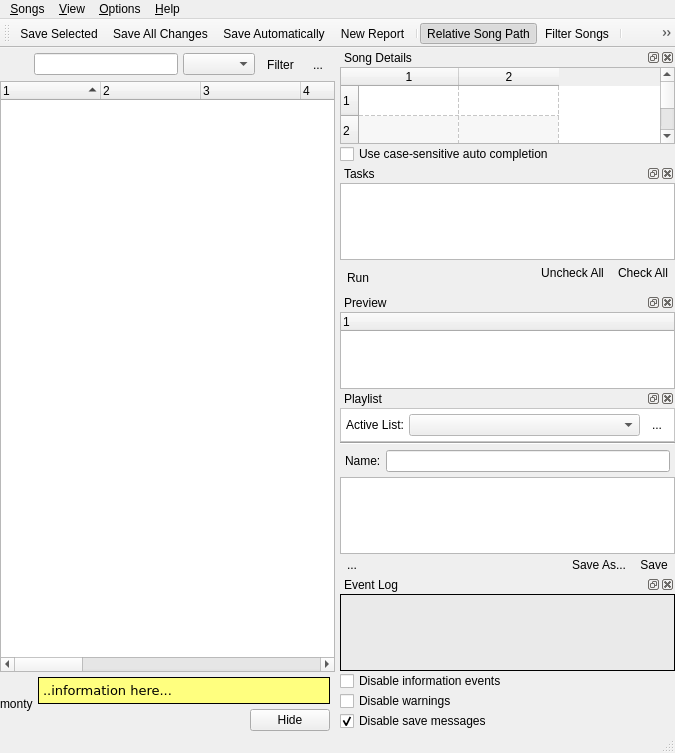
Before: the Qt Designer form uman/src/QUMainWindow.ui in UltraStar-Deluxe/UltraStar-Manager, drawn with Qt 5.
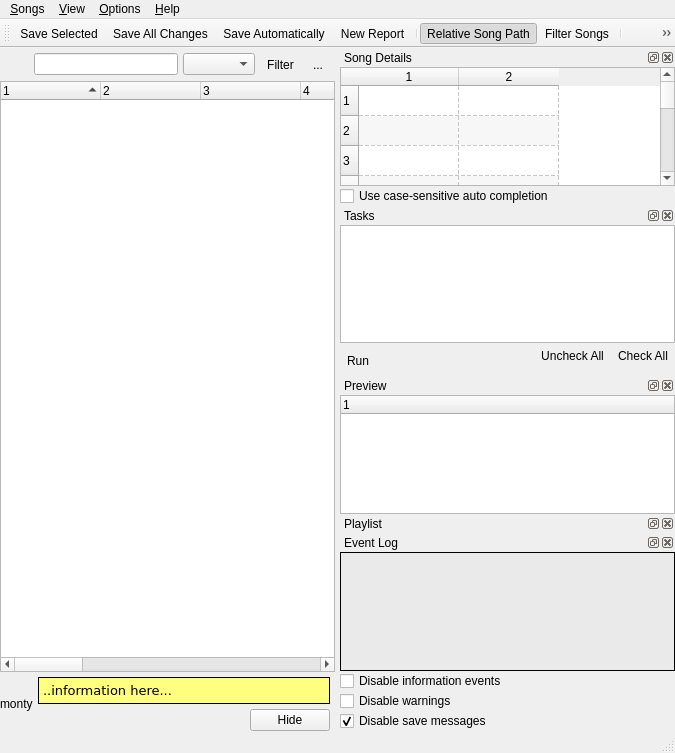
After: the same form once the commit is applied. Icons and pictures are not drawn. Custom widgets are drawn as their Qt base class.

Commit message: playlist code extracted from main window to playlist area

Diff of the .ui file:
```diff
--- a/uman/src/QUMainWindow.ui
+++ b/uman/src/QUMainWindow.ui
@@ -28,7 +28,7 @@
      <height>684</height>
     </rect>
    </property>
-   <layout class="QHBoxLayout" name="horizontalLayout" >
+   <layout class="QHBoxLayout" name="horizontalLayout_2" >
     <property name="spacing" >
      <number>0</number>
     </property>
@@ -458,7 +458,7 @@
              <x>0</x>
              <y>22</y>
              <width>329</width>
-             <height>89</height>
+             <height>126</height>
             </rect>
            </property>
            <layout class="QVBoxLayout" >
@@ -566,7 +566,7 @@
              <x>0</x>
              <y>22</y>
              <width>329</width>
-             <height>115</height>
+             <height>151</height>
             </rect>
            </property>
            <layout class="QVBoxLayout" >
@@ -735,7 +735,7 @@
              <x>0</x>
              <y>22</y>
              <width>329</width>
-             <height>71</height>
+             <height>108</height>
             </rect>
            </property>
            <layout class="QVBoxLayout" name="verticalLayout" >
@@ -778,10 +778,10 @@
              <x>0</x>
              <y>22</y>
              <width>329</width>
-             <height>164</height>
+             <height>16</height>
             </rect>
            </property>
-           <layout class="QVBoxLayout" name="verticalLayout_2" >
+           <layout class="QHBoxLayout" name="horizontalLayout" >
             <property name="spacing" >
              <number>0</number>
             </property>
@@ -789,243 +789,7 @@
              <number>0</number>
             </property>
             <item>
-             <widget class="QFrame" name="frame_2" >
-              <property name="palette" >
-               <palette>
-                <active>
-                 <colorrole role="Base" >
-                  <brush brushstyle="SolidPattern" >
-                   <color alpha="255" >
-                    <red>255</red>
-                    <green>255</green>
-                    <blue>255</blue>
-                   </color>
-                  </brush>
-                 </colorrole>
-                 <colorrole role="Window" >
-                  <brush brushstyle="SolidPattern" >
-                   <color alpha="255" >
-                    <red>255</red>
-                    <green>255</green>
-                    <blue>255</blue>
-                   </color>
-                  </brush>
-                 </colorrole>
-                </active>
-                <inactive>
-                 <colorrole role="Base" >
-                  <brush brushstyle="SolidPattern" >
-                   <color alpha="255" >
-                    <red>255</red>
-                    <green>255</green>
-                    <blue>255</blue>
-                   </color>
-                  </brush>
-                 </colorrole>
-                 <colorrole role="Window" >
-                  <brush brushstyle="SolidPattern" >
-                   <color alpha="255" >
-                    <red>255</red>
-                    <green>255</green>
-                    <blue>255</blue>
-                   </color>
-                  </brush>
-                 </colorrole>
-                </inactive>
-                <disabled>
-                 <colorrole role="Base" >
-                  <brush brushstyle="SolidPattern" >
-                   <color alpha="255" >
-                    <red>255</red>
-                    <green>255</green>
-                    <blue>255</blue>
-                   </color>
-                  </brush>
-                 </colorrole>
-                 <colorrole role="Window" >
-                  <brush brushstyle="SolidPattern" >
-                   <color alpha="255" >
-                    <red>255</red>
-                    <green>255</green>
-                    <blue>255</blue>
-                   </color>
-                  </brush>
-                 </colorrole>
-                </disabled>
-               </palette>
-              </property>
-              <property name="autoFillBackground" >
-               <bool>true</bool>
-              </property>
-              <property name="frameShape" >
-               <enum>QFrame::StyledPanel</enum>
-              </property>
-              <property name="frameShadow" >
-               <enum>QFrame::Raised</enum>
-              </property>
-              <layout class="QHBoxLayout" name="horizontalLayout_2" >
-               <property name="spacing" >
-                <number>5</number>
-               </property>
-               <property name="margin" >
-                <number>5</number>
-               </property>
-               <item>
-                <widget class="QLabel" name="label_2" >
-                 <property name="text" >
-                  <string>Active List:</string>
-                 </property>
-                </widget>
-               </item>
-               <item>
-                <widget class="QComboBox" name="playlistCombo" >
-                 <property name="sizePolicy" >
-                  <sizepolicy vsizetype="Fixed" hsizetype="Expanding" >
-                   <horstretch>0</horstretch>
-                   <verstretch>0</verstretch>
-                  </sizepolicy>
-                 </property>
-                 <property name="editable" >
-                  <bool>false</bool>
-                 </property>
-                </widget>
-               </item>
-               <item>
-                <widget class="QToolButton" name="setPlaylistFolderBtn" >
-                 <property name="toolTip" >
-                  <string>Choose playlist folder...</string>
-                 </property>
-                 <property name="text" >
-                  <string>...</string>
-                 </property>
-                 <property name="icon" >
-                  <iconset resource="images/uman.qrc" >
-                   <normaloff>:/control/folder_explore.png</normaloff>:/control/folder_explore.png</iconset>
-                 </property>
-                 <property name="autoRaise" >
-                  <bool>true</bool>
-                 </property>
-                </widget>
-               </item>
-              </layout>
-             </widget>
-            </item>
-            <item>
-             <widget class="Line" name="line_2" >
-              <property name="orientation" >
-               <enum>Qt::Horizontal</enum>
-              </property>
-             </widget>
-            </item>
-            <item>
-             <layout class="QHBoxLayout" name="horizontalLayout_3" >
-              <property name="spacing" >
-               <number>5</number>
-              </property>
-              <property name="margin" >
-               <number>5</number>
-              </property>
-              <item>
-               <widget class="QLabel" name="label_3" >
-                <property name="text" >
-                 <string>Name:</string>
-                </property>
-               </widget>
-              </item>
-              <item>
-               <widget class="QLineEdit" name="playlistEdit" >
-                <property name="toolTip" >
-                 <string>Name</string>
-                </property>
-                <property name="frame" >
-                 <bool>true</bool>
-                </property>
-               </widget>
-              </item>
-             </layout>
-            </item>
-            <item>
-             <widget class="QUPlayList" name="playlist" />
-            </item>
-            <item>
-             <layout class="QHBoxLayout" name="horizontalLayout_4" >
-              <property name="spacing" >
-               <number>0</number>
-              </property>
-              <property name="leftMargin" >
-               <number>0</number>
-              </property>
-              <item>
-               <widget class="QToolButton" name="removePlaylistBtn" >
-                <property name="toolTip" >
-                 <string>Remove current playlist</string>
-                </property>
-                <property name="text" >
-                 <string>...</string>
-                </property>
-                <property name="icon" >
-                 <iconset resource="images/uman.qrc" >
-                  <normaloff>:/control/bin.png</normaloff>:/control/bin.png</iconset>
-                </property>
-                <property name="autoRaise" >
-                 <bool>true</bool>
-                </property>
-               </widget>
-              </item>
-              <item>
-               <spacer name="horizontalSpacer" >
-                <property name="orientation" >
-                 <enum>Qt::Horizontal</enum>
-                </property>
-                <property name="sizeHint" stdset="0" >
-                 <size>
-                  <width>40</width>
-                  <height>20</height>
-                 </size>
-                </property>
-               </spacer>
-              </item>
-              <item>
-               <widget class="QToolButton" name="savePlaylistAsBtn" >
-                <property name="toolTip" >
-                 <string>Save current playlist with a new filename...</string>
-                </property>
-                <property name="text" >
-                 <string>Save As...</string>
-                </property>
-                <property name="icon" >
-                 <iconset resource="images/uman.qrc" >
-                  <normaloff>:/control/save_as.png</normaloff>:/control/save_as.png</iconset>
-                </property>
-                <property name="toolButtonStyle" >
-                 <enum>Qt::ToolButtonTextBesideIcon</enum>
-                </property>
-                <property name="autoRaise" >
-                 <bool>true</bool>
-                </property>
-               </widget>
-              </item>
-              <item>
-               <widget class="QToolButton" name="savePlaylistBtn" >
-                <property name="toolTip" >
-                 <string>Save changes to current playlist</string>
-                </property>
-                <property name="text" >
-                 <string>Save</string>
-                </property>
-                <property name="icon" >
-                 <iconset resource="images/uman.qrc" >
-                  <normaloff>:/control/save.png</normaloff>:/control/save.png</iconset>
-                </property>
-                <property name="toolButtonStyle" >
-                 <enum>Qt::ToolButtonTextBesideIcon</enum>
-                </property>
-                <property name="autoRaise" >
-                 <bool>true</bool>
-                </property>
-               </widget>
-              </item>
-             </layout>
+             <widget class="QUPlaylistArea" native="1" name="playlistArea" />
             </item>
            </layout>
           </widget>
@@ -1042,7 +806,7 @@
              <x>0</x>
              <y>22</y>
              <width>329</width>
-             <height>131</height>
+             <height>169</height>
             </rect>
            </property>
            <layout class="QVBoxLayout" >
@@ -1171,6 +935,17 @@
      </layout>
     </item>
    </layout>
+   <widget class="QWidget" name="" >
+    <property name="geometry" >
+     <rect>
+      <x>0</x>
+      <y>0</y>
+      <width>100</width>
+      <height>30</height>
+     </rect>
+    </property>
+    <layout class="QHBoxLayout" name="horizontalLayout_3" />
+   </widget>
   </widget>
   <widget class="QMenuBar" name="menubar" >
    <property name="geometry" >
@@ -1515,11 +1290,6 @@
   </action>
  </widget>
  <customwidgets>
-  <customwidget>
-   <class>QUPlayList</class>
-   <extends>QListWidget</extends>
-   <header>QUPlayList.h</header>
-  </customwidget>
   <customwidget>
    <class>QUTaskList</class>
    <extends>QListWidget</extends>
@@ -1540,6 +1310,12 @@
    <extends>QTreeWidget</extends>
    <header>QUPreviewTree.h</header>
   </customwidget>
+  <customwidget>
+   <class>QUPlaylistArea</class>
+   <extends>QWidget</extends>
+   <header>QUPlaylistArea.h</header>
+   <container>1</container>
+  </customwidget>
  </customwidgets>
  <resources>
   <include location="images/uman.qrc" />
```
The commit also changes 7 other files.
